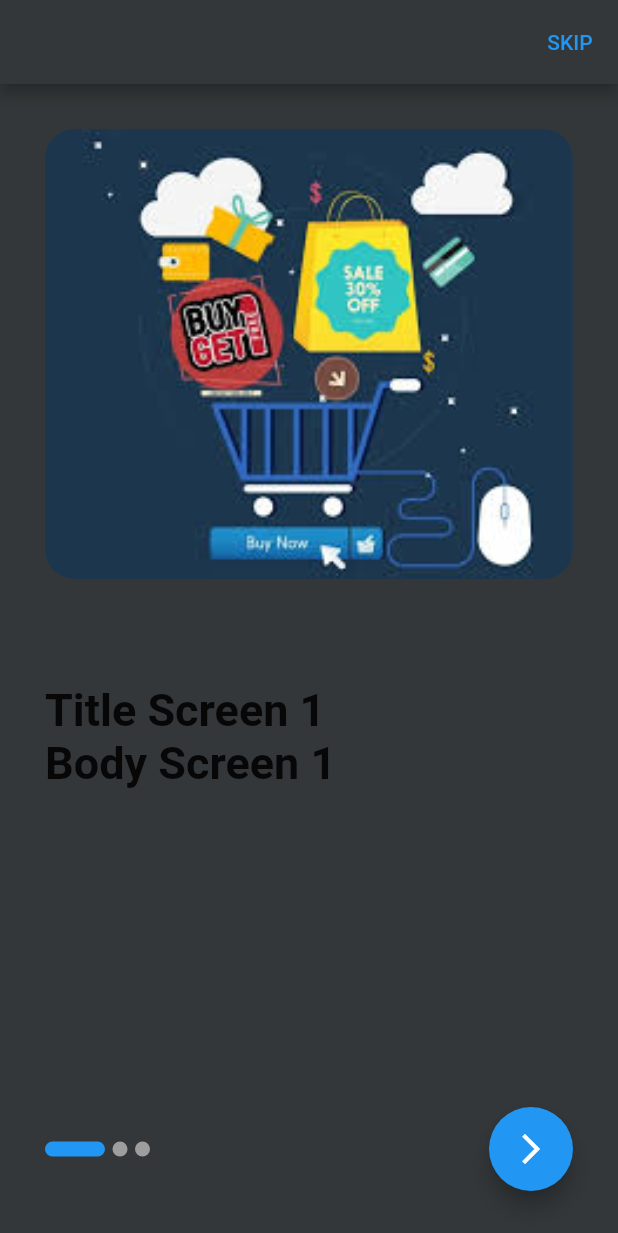
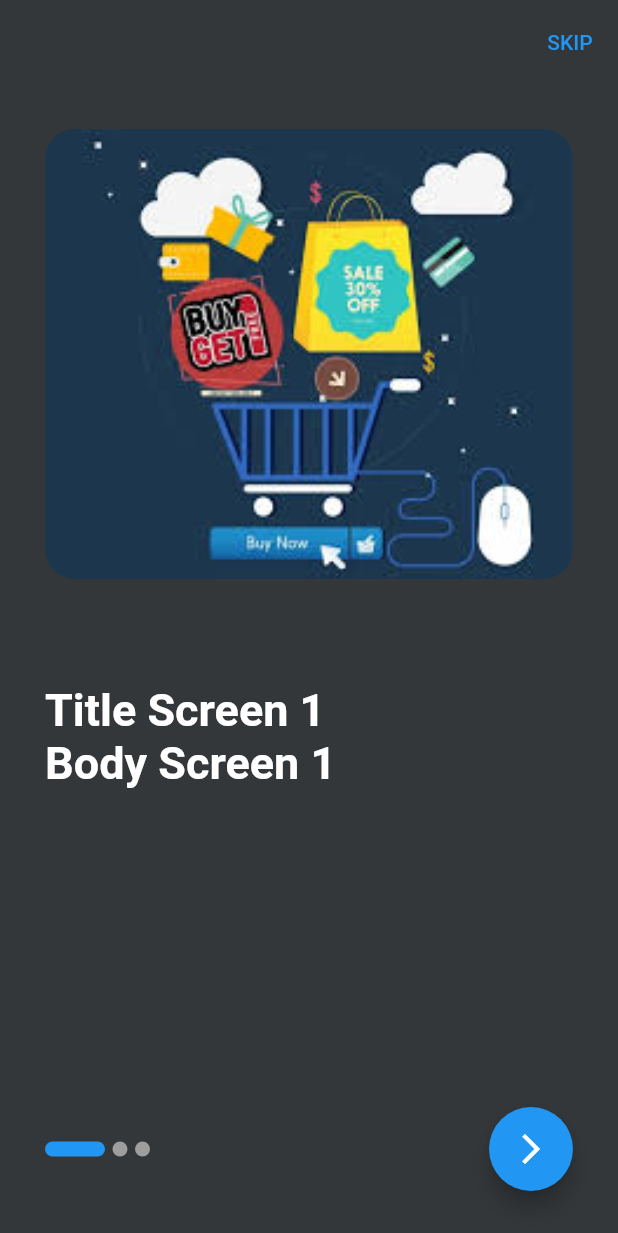
Before and after one commit to MohamedAhmedMekawy/Shop_App, a Flutter app: the screen it shows after launch, on a phone screen of 412 x 824 dp. Shown: the top 1233 px of the screen. Run offline on Flutter 3.47's test engine with Material 2 defaults, Android fonts, the phone set to English and light mode, and no system bars; drawn by our look-alikes of smooth_page_indicator; our stand-ins replace bloc, cached_network_image, carousel_slider, conditional_builder_null_safety, dio, flutter_bloc and 5 more; missing offline and left inert: read_more_text, shared_preferences_web; accounts and stored records are empty; statements that could not run were skipped.

Commit message:
initial commit

```diff
--- a/lib/main.dart
+++ b/lib/main.dart
@@ -86,7 +86,6 @@ class MyApp extends StatelessWidget {
                   type: BottomNavigationBarType.fixed,
                   selectedItemColor: Colors.blue,
                   unselectedItemColor: Colors.grey,
-
                 )
             ),
             darkTheme: ThemeData(
@@ -94,7 +93,12 @@ class MyApp extends StatelessWidget {
                 scaffoldBackgroundColor: HexColor('333739'),
                 primarySwatch: Colors.blue,
               backgroundColor: Colors.red,
+              cardTheme: CardTheme(
+                 color: Colors.grey[800]
+              ),
+
               appBarTheme: AppBarTheme(
+                elevation: 0,
                     systemOverlayStyle: SystemUiOverlayStyle(
                         statusBarBrightness: Brightness.light,
                         statusBarColor: HexColor('333739')
@@ -107,17 +111,17 @@ class MyApp extends StatelessWidget {
                 bottomNavigationBarTheme: BottomNavigationBarThemeData(
                   backgroundColor: HexColor('333739'),
                   elevation: 0,
-                  selectedItemColor: Colors.deepOrange,
+                  selectedItemColor: Colors.blue,
                   unselectedItemColor: Colors.grey,
                   type: BottomNavigationBarType.fixed,
                 ),
-                textTheme: TextTheme(
-                    bodyText1: TextStyle(
-                        fontWeight: FontWeight.w600,
-                        fontSize: 18,
-                        color: Colors.white
-                    )
+              textTheme: TextTheme(
+                bodyText2: TextStyle(
+                  color: Colors.white,
+                  fontSize: 16.0,
+                  fontWeight: FontWeight.w500,
                 ),
+              ),
             ),
             themeMode: AppCubit.get(context).isDark ? ThemeMode.dark : ThemeMode.light,
             home: startWidget,
--- a/lib/shared/network/dio_helper.dart
+++ b/lib/shared/network/dio_helper.dart
@@ -8,6 +8,10 @@ class DioHelper{
       BaseOptions(
         baseUrl:  'https://student.valuxapps.com/api/',
         receiveDataWhenStatusError: true,
+        headers: {
+          "Access-Control-Allow-Origin": "*",
+          "Access-Control-Allow-Methods": "POST, GET, OPTIONS, PUT, DELETE, HEAD",
+        }
       )
     );
   }
--- a/lib/shared/themes/themes.dart
+++ b/lib/shared/themes/themes.dart
@@ -0,0 +1,121 @@
+import 'package:flutter/material.dart';
+import 'package:flutter/services.dart';
+import 'package:google_fonts/google_fonts.dart';
+import 'package:hexcolor/hexcolor.dart';
+
+ThemeData darkTheme = ThemeData(
+  cardColor: Color(0xFF20123c),
+  scaffoldBackgroundColor: Color(0xFF20123c),
+  primarySwatch: Colors.blue,
+  appBarTheme: AppBarTheme(
+      elevation: 0,
+      systemOverlayStyle: SystemUiOverlayStyle(
+          statusBarBrightness: Brightness.light,
+          statusBarColor: HexColor('333739')
+      ),
+      backgroundColor: HexColor('333739'),
+      iconTheme: IconThemeData(
+          color: Colors.white
+      )
+  ),
+  bottomNavigationBarTheme: BottomNavigationBarThemeData(
+    backgroundColor: HexColor('333739'),
+    elevation: 0,
+    selectedItemColor: Colors.blue,
+    unselectedItemColor: Colors.grey,
+    type: BottomNavigationBarType.fixed,
+  ),
+  textTheme: TextTheme(
+    bodyText2: TextStyle(
+      color: Colors.white,
+      fontSize: 16.0,
+      fontWeight: FontWeight.w500,
+    ),
+    headline6: TextStyle(
+      color: Colors.white,
+      fontSize: 20.0,
+      fontWeight: FontWeight.bold,
+    ),
+    headline1: TextStyle(
+      color: Colors.white,
+      fontSize: 30.0,
+      fontWeight: FontWeight.bold,
+    ),
+    headline2: TextStyle(
+      color: Colors.white,
+      fontSize: 25.0,
+      fontWeight: FontWeight.bold,
+    ),
+    headline3: TextStyle(
+      color: Colors.white,
+      fontSize: 20.0,
+      fontWeight: FontWeight.bold,
+    ),
+    headline4: TextStyle(
+      color: Colors.white,
+      fontSize: 18.0,
+      fontWeight: FontWeight.bold,
+    ),
+    headline5: TextStyle(
+      color: Colors.white,
+      fontSize: 16.0,
+      fontWeight: FontWeight.bold,
+    ),
+    subtitle1: TextStyle(
+        fontSize: 16.0,
+        fontWeight: FontWeight.w600,
+        color: Colors.white,
+        height: 1.0),
+    bodyText1: TextStyle(
+      fontSize: 18.0,
+      color: Colors.white,
+    ),
+  ),
+  iconTheme: IconThemeData(
+    color: Colors.white,
+  ),
+  inputDecorationTheme: InputDecorationTheme(
+    labelStyle: TextStyle(
+      color: Colors.white,
+      fontSize: 16.0,
+      fontWeight: FontWeight.w600,
+    ),
+
+  ),
+);
+
+ThemeData lightTheme = ThemeData(
+  primarySwatch: Colors.blue,
+  scaffoldBackgroundColor: Colors.white,
+
+  appBarTheme: AppBarTheme(
+    systemOverlayStyle: SystemUiOverlayStyle(
+      statusBarColor: Colors.white,
+      statusBarIconBrightness: Brightness.dark,
+    ),
+    backgroundColor: Colors.white,
+    elevation: 0,
+    iconTheme: IconThemeData(
+        color: Colors.black
+    ),
+    titleTextStyle: GoogleFonts.atkinsonHyperlegible(fontWeight: FontWeight.bold,fontSize: 30,color: Colors.black),
+  ),
+  bottomNavigationBarTheme: BottomNavigationBarThemeData(
+    backgroundColor: Colors.white,
+    elevation: 30,
+    type: BottomNavigationBarType.fixed,
+    selectedItemColor: Colors.blue,
+    unselectedItemColor: Colors.grey,
+  ),  textTheme: TextTheme(
+    bodyText1: TextStyle(
+      fontSize: 18.0,
+      color: Colors.black,
+    ),
+    subtitle1: TextStyle(
+      fontSize: 14.0,
+      fontWeight: FontWeight.w600,
+      color: Colors.black,
+      height: 1.3,
+    ),
+  ),
+);
```
Also changed, not shown: lib/Modules/address/getAddress.dart (+10 -3 lines), lib/Modules/products/products_screen.dart (+25 -15 lines), lib/generated_plugin_registrant.dart (added, +19 -0 lines), 11 other files.
